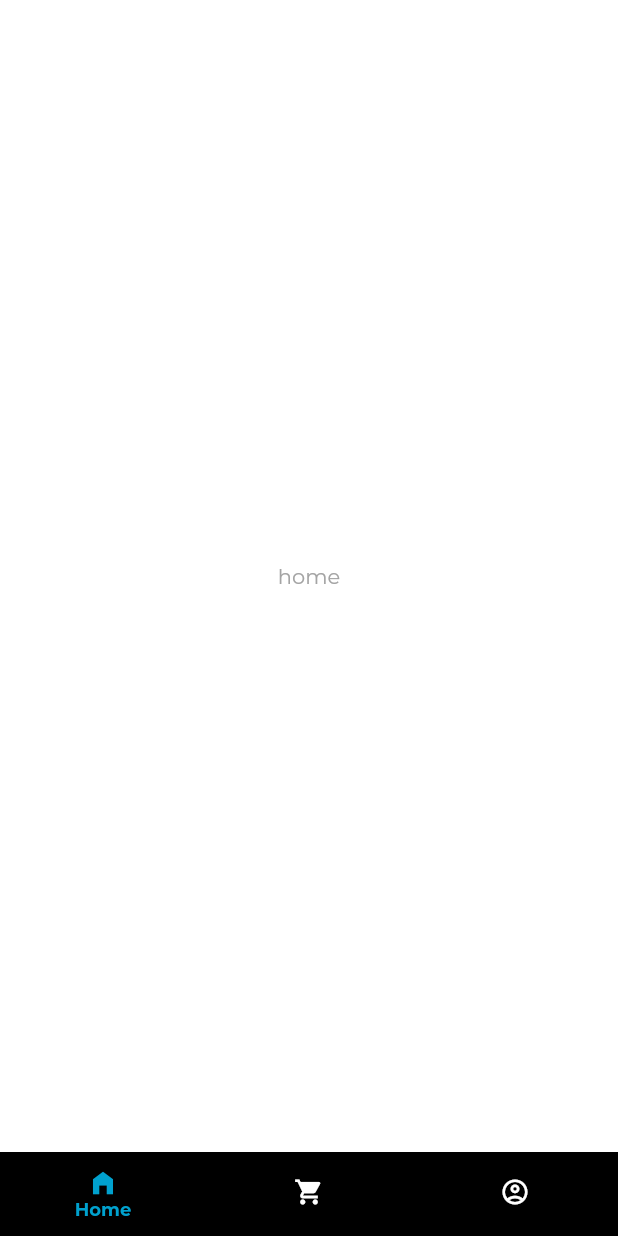
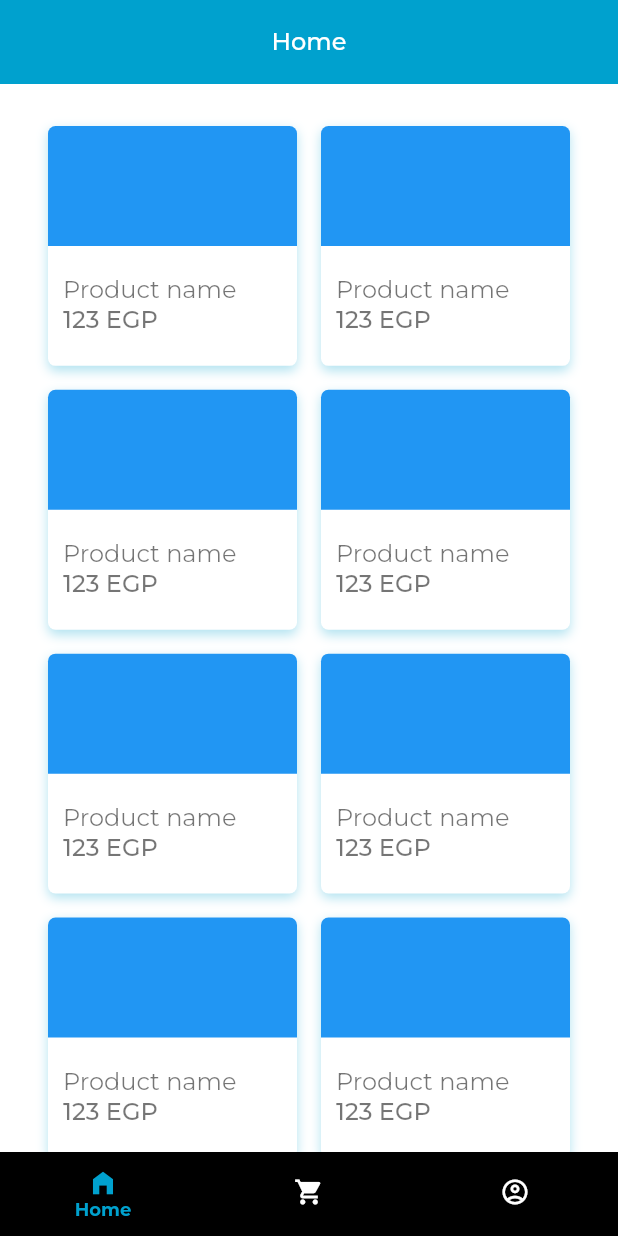
Before and after one commit to 0AbdElRahman-Mohamed0/notchy, a Flutter app: the screen it shows after launch, after a tap on "LOGIN", on a phone screen of 412 x 824 dp. Run offline on Flutter 3.47's test engine with Material 2 defaults, Android fonts, the phone set to English and light mode, and no system bars; our stand-ins replace flutter_svg, loading_indicator; missing offline and left inert: fl_country_code_picker, flrx_validator.

Commit message:
home screen

```diff
--- a/lib/ui/screens/nav_screen.dart
+++ b/lib/ui/screens/nav_screen.dart
@@ -1,5 +1,6 @@
 import 'package:flutter/material.dart';
 import 'package:notchy/providers/navigation_index_provider.dart';
+import 'package:notchy/ui/screens/nav_screens/home_screen.dart';
 
 class NavScreen extends StatefulWidget {
   const NavScreen({Key? key}) : super(key: key);
@@ -15,9 +16,7 @@ class _NavScreenState extends State<NavScreen> {
   void initState() {
     super.initState();
     _widgetOptions = <Widget>[
-      const Center(
-        child: Text('home'),
-      ),
+      const HomeScreen(),
       const Center(
         child: Text('cart'),
       ),
@@ -32,13 +31,21 @@ class _NavScreenState extends State<NavScreen> {
     final index = context.watch<NavigationIndexProvider>().index;
 
     return Scaffold(
+      appBar: AppBar(
+        title: Text(
+          index == 0
+              ? 'Home'
+              : index == 1
+                  ? 'Cart'
+                  : 'Profile',
+          style: Theme.of(context)
+              .textTheme
+              .headlineMedium
+              ?.copyWith(fontSize: 16, fontWeight: FontWeight.w500),
+        ),
+      ),
       body: _widgetOptions.elementAt(index),
-      bottomNavigationBar: Container(
-        // height: (MediaQuery.of(context).size.height * 90) / 812,
-        decoration: const BoxDecoration(
-          color: Color(0xFF2A292A),
-        ),
-        child: BottomNavigationBar(
+      bottomNavigationBar: BottomNavigationBar(
         backgroundColor: Theme.of(context).shadowColor,
         elevation: 0.0,
         iconSize: 24,
@@ -119,7 +126,6 @@ class _NavScreenState extends State<NavScreen> {
           if (mounted) setState(() {});
         },
       ),
-      ),
     );
   }
 }
--- /dev/null
+++ b/lib/ui/screens/nav_screens/home_screen.dart
@@ -0,0 +1,42 @@
+import 'package:flutter/cupertino.dart';
+import 'package:flutter/material.dart';
+import 'package:notchy/ui/widget/product_card.dart';
+
+class HomeScreen extends StatefulWidget {
+  const HomeScreen({Key? key}) : super(key: key);
+
+  @override
+  State<HomeScreen> createState() => _HomeScreenState();
+}
+
+class _HomeScreenState extends State<HomeScreen> {
+  @override
+  Widget build(BuildContext context) {
+    return ListView(
+      padding: const EdgeInsets.symmetric(horizontal: 16, vertical: 24),
+      children: [
+        GridView(
+          gridDelegate: const SliverGridDelegateWithFixedCrossAxisCount(
+            crossAxisCount: 2,
+            mainAxisSpacing: 16,
+            crossAxisSpacing: 16,
+            childAspectRatio: 190 / 183,
+          ),
+          padding: const EdgeInsets.symmetric(horizontal: 16, vertical: 4),
+          shrinkWrap: true,
+          physics: const NeverScrollableScrollPhysics(),
+          children: const [
+            ProductCard(),
+            ProductCard(),
+            ProductCard(),
+            ProductCard(),
+            ProductCard(),
+            ProductCard(),
+            ProductCard(),
+            ProductCard(),
+          ],
+        ),
+      ],
+    );
+  }
+}
--- /dev/null
+++ b/lib/ui/widget/product_card.dart
@@ -0,0 +1,77 @@
+import 'package:flutter/material.dart';
+
+class ProductCard extends StatefulWidget {
+  const ProductCard({Key? key}) : super(key: key);
+
+  @override
+  State<ProductCard> createState() => _ProductCardState();
+}
+
+class _ProductCardState extends State<ProductCard> {
+  @override
+  Widget build(BuildContext context) {
+    return InkWell(
+      onTap: () {},
+      child: Container(
+        decoration: BoxDecoration(
+          color: Theme.of(context).scaffoldBackgroundColor,
+          borderRadius: BorderRadius.circular(5),
+          boxShadow: [
+            BoxShadow(
+              color: Theme.of(context).primaryColor.withOpacity(0.3),
+              offset: const Offset(0, 3),
+              blurRadius: 6,
+            ),
+          ],
+        ),
+        child: Column(
+          children: [
+            Container(
+              height: 80,
+              width: double.infinity,
+              decoration: const BoxDecoration(
+                color: Colors.blue,
+                borderRadius: BorderRadius.only(
+                  topLeft: Radius.circular(5),
+                  topRight: Radius.circular(5),
+                ),
+              ),
+            ),
+            Expanded(
+              child: Padding(
+                padding: const EdgeInsets.symmetric(horizontal: 10),
+                child: Column(
+                  crossAxisAlignment: CrossAxisAlignment.start,
+                  mainAxisAlignment: MainAxisAlignment.center,
+                  children: [
+                    Text(
+                      'Product name',
+                      maxLines: 1,
+                      style: Theme.of(context).textTheme.headline1?.copyWith(
+                            fontSize: 16,
+                            fontWeight: FontWeight.w400,
+                          ),
+                    ),
+                    Row(
+                      mainAxisAlignment: MainAxisAlignment.spaceBetween,
+                      children: [
+                        Text(
+                          '123 EGP',
+                          style:
+                              Theme.of(context).textTheme.headline1?.copyWith(
+                                    fontSize: 16,
+                                    fontWeight: FontWeight.w500,
+                                  ),
+                        ),
+                      ],
+                    ),
+                  ],
+                ),
+              ),
+            ),
+          ],
+        ),
+      ),
+    );
+  }
+}
--- a/lib/utils/theme.dart
+++ b/lib/utils/theme.dart
@@ -35,7 +35,8 @@ class NotchyTheme {
         ),
       ),
       appBarTheme: const AppBarTheme(
-        backgroundColor: Color(0xFFFFFFFF),
+        backgroundColor: Color(0xFF00A1CE),
+        centerTitle: true,
         iconTheme: IconThemeData(color: Colors.black),
         elevation: 0,
       ),
--- a/pubspec.yaml
+++ b/pubspec.yaml
@@ -41,6 +41,8 @@ dependencies:
   quiver: ^3.2.1
   flutter_svg: ^1.1.6
   loading_indicator: ^3.1.0
+  cached_network_image: ^3.2.3
+  provider: ^6.0.5
 
 dev_dependencies:
   flutter_test:
```
Also changed, not shown: pubspec.lock, 1 other file. Lines whose indentation alone changed are shown as unchanged.
